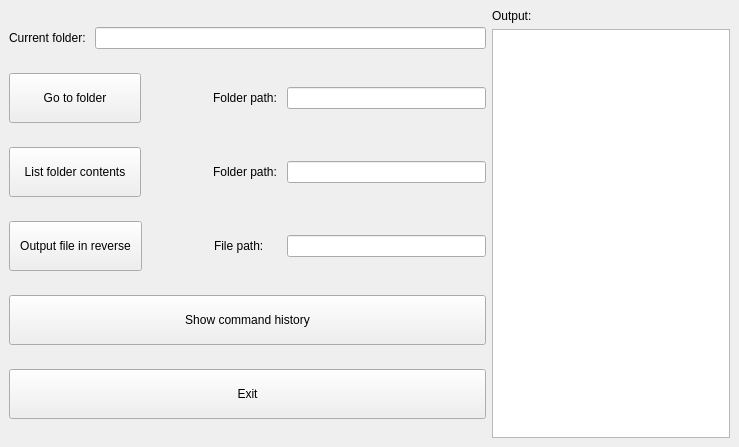
The window that Homework1/mainwindow.ui (Krezerenko/Config_Homework) describes before a commit, drawn with Qt 5.
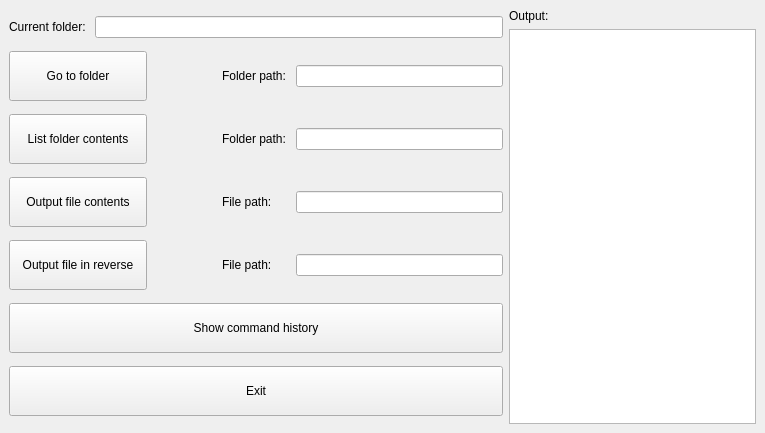
The same window after the commit.

Patch:
```diff
--- a/Homework1/mainwindow.ui
+++ b/Homework1/mainwindow.ui
@@ -6,8 +6,8 @@
    <rect>
     <x>0</x>
     <y>0</y>
-    <width>739</width>
-    <height>447</height>
+    <width>765</width>
+    <height>433</height>
    </rect>
   </property>
   <property name="minimumSize">
@@ -25,7 +25,7 @@
   <widget class="QWidget" name="centralwidget">
    <layout class="QHBoxLayout" name="horizontalLayout_7" stretch="2,1">
     <item>
-     <layout class="QVBoxLayout" name="verticalLayout_2" stretch="1,2,2,2,1,0">
+     <layout class="QVBoxLayout" name="verticalLayout_3" stretch="1,2,2,2,2,2,2">
       <item>
        <layout class="QHBoxLayout" name="horizontalLayout_3" stretch="1,2">
         <item>
@@ -172,6 +172,58 @@
         </item>
        </layout>
       </item>
+      <item>
+       <layout class="QHBoxLayout" name="horizontalLayout_8" stretch="2,1,1,3">
+        <item>
+         <widget class="QPushButton" name="btnCat">
+          <property name="sizePolicy">
+           <sizepolicy hsizetype="Minimum" vsizetype="Fixed">
+            <horstretch>100</horstretch>
+            <verstretch>0</verstretch>
+           </sizepolicy>
+          </property>
+          <property name="minimumSize">
+           <size>
+            <width>0</width>
+            <height>50</height>
+           </size>
+          </property>
+          <property name="text">
+           <string>Output file contents</string>
+          </property>
+         </widget>
+        </item>
+        <item>
+         <spacer name="horizontalSpacer_9">
+          <property name="orientation">
+           <enum>Qt::Orientation::Horizontal</enum>
+          </property>
+          <property name="sizeHint" stdset="0">
+           <size>
+            <width>40</width>
+            <height>20</height>
+           </size>
+          </property>
+         </spacer>
+        </item>
+        <item>
+         <widget class="QLabel" name="label_7">
+          <property name="maximumSize">
+           <size>
+            <width>70</width>
+            <height>16777215</height>
+           </size>
+          </property>
+          <property name="text">
+           <string>File path:</string>
+          </property>
+         </widget>
+        </item>
+        <item>
+         <widget class="QLineEdit" name="txtCatFilePath"/>
+        </item>
+       </layout>
+      </item>
       <item>
        <layout class="QHBoxLayout" name="horizontalLayout_6" stretch="2,1,1,3">
         <item>
@@ -269,9 +321,22 @@
       </item>
       <item>
        <widget class="QTextEdit" name="txtOutput">
+        <property name="lineWrapMode">
+         <enum>QTextEdit::LineWrapMode::NoWrap</enum>
+        </property>
         <property name="readOnly">
          <bool>true</bool>
         </property>
+        <property name="html">
+         <string>&lt;!DOCTYPE HTML PUBLIC &quot;-//W3C//DTD HTML 4.0//EN&quot; &quot;http://www.w3.org/TR/REC-html40/strict.dtd&quot;&gt;
+&lt;html&gt;&lt;head&gt;&lt;meta name=&quot;qrichtext&quot; content=&quot;1&quot; /&gt;&lt;meta charset=&quot;utf-8&quot; /&gt;&lt;style type=&quot;text/css&quot;&gt;
+p, li { white-space: pre-wrap; }
+hr { height: 1px; border-width: 0; }
+li.unchecked::marker { content: &quot;\2610&quot;; }
+li.checked::marker { content: &quot;\2612&quot;; }
+&lt;/style&gt;&lt;/head&gt;&lt;body style=&quot; font-family:'Segoe UI'; font-size:9pt; font-weight:400; font-style:normal;&quot;&gt;
+&lt;p style=&quot;-qt-paragraph-type:empty; margin-top:0px; margin-bottom:0px; margin-left:0px; margin-right:0px; -qt-block-indent:0; text-indent:0px;&quot;&gt;&lt;br /&gt;&lt;/p&gt;&lt;/body&gt;&lt;/html&gt;</string>
+        </property>
        </widget>
       </item>
      </layout>
```
Left out of the diff: 2 changed lines with no effect on the pictures.
